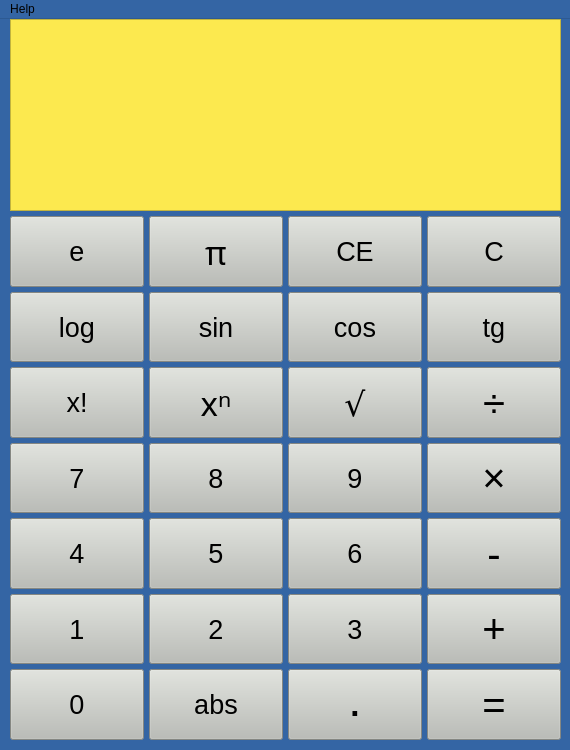
Above: src/calculator.ui from ondrej-mach/IVS-projekt-2 before the change. Below: the same form after it.
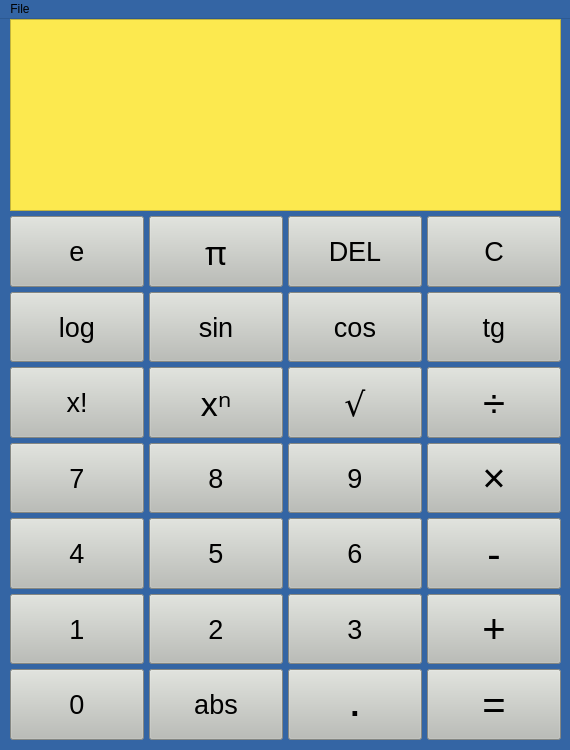
That is the form after the change.

Commit message:
Added help, option to close app.
Added functionality to open help window, pasted documentation into help, modified to serve as help.
Smaller bug fixes - if given number, calc now computes nothing instead of passing.
Pi operand now works correctly, can be negated, cannot be multiplied (implementation forbids this).
+ added HelpWindow.ui

Diff of the .ui file:
```diff
--- a/src/calculator.ui
+++ b/src/calculator.ui
@@ -16,6 +16,18 @@
     <verstretch>0</verstretch>
    </sizepolicy>
   </property>
+  <property name="minimumSize">
+   <size>
+    <width>570</width>
+    <height>750</height>
+   </size>
+  </property>
+  <property name="maximumSize">
+   <size>
+    <width>570</width>
+    <height>750</height>
+   </size>
+  </property>
   <property name="palette">
    <palette>
     <active>
@@ -465,6 +477,12 @@
    <property name="enabled">
     <bool>true</bool>
    </property>
+   <property name="maximumSize">
+    <size>
+     <width>750</width>
+     <height>750</height>
+    </size>
+   </property>
    <widget class="QWidget" name="verticalLayoutWidget">
     <property name="geometry">
      <rect>
@@ -4683,7 +4701,7 @@
           </font>
          </property>
          <property name="text">
-          <string>CE</string>
+          <string>DEL</string>
          </property>
          <property name="autoDefault">
           <bool>false</bool>
@@ -14034,13 +14052,13 @@
      <height>22</height>
     </rect>
    </property>
-   <widget class="QMenu" name="menuHelp">
+   <widget class="QMenu" name="menuFile">
     <property name="title">
-     <string>Help</string>
+     <string>File</string>
     </property>
     <addaction name="separator"/>
    </widget>
-   <addaction name="menuHelp"/>
+   <addaction name="menuFile"/>
   </widget>
  </widget>
  <resources/>
```
Left out of the diff: 23 changed lines with no effect on the pictures. The commit also changes 3 other files.
